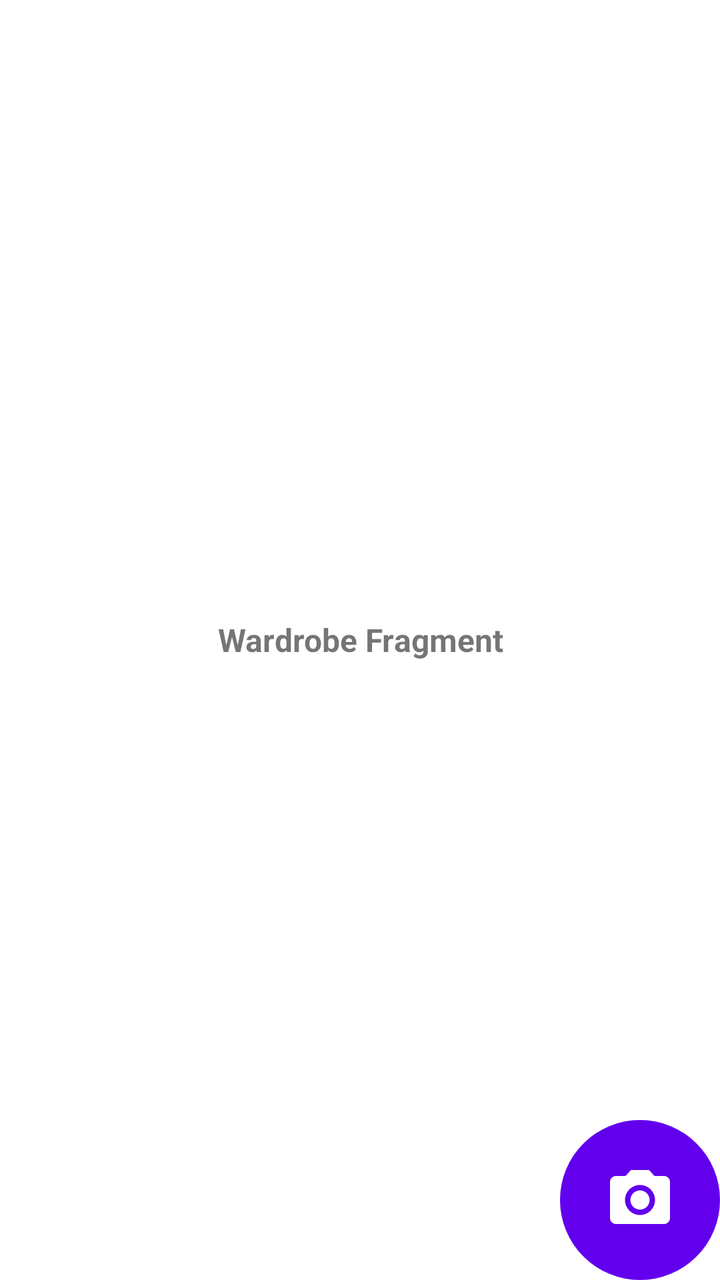
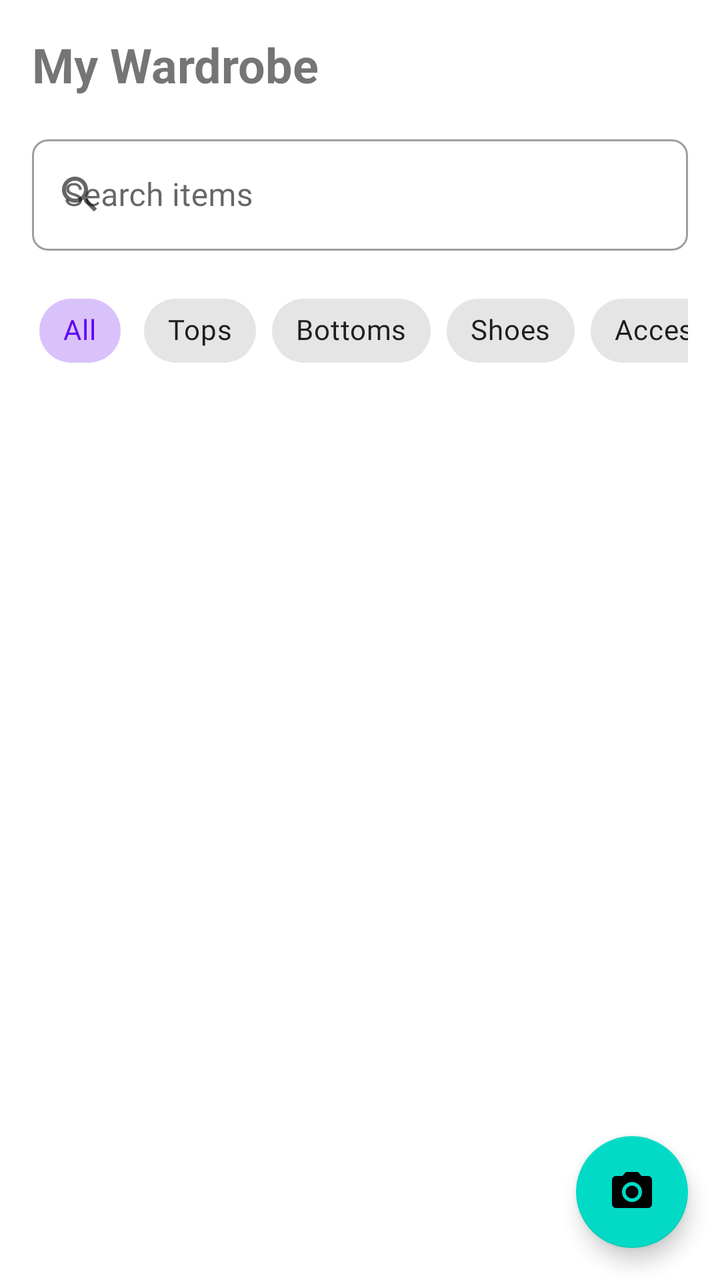

The first picture is an Android layout as it rendered before a commit; the second is the same layout after the commit. The layout source and the unified diff follow.
<!-- AndroidManifest.xml: application theme Theme.AuarAI -->
<!-- res/layout/fragment_wardrobe.xml -->
<?xml version="1.0" encoding="utf-8"?>
<FrameLayout xmlns:android="http://schemas.android.com/apk/res/android"
    xmlns:tools="http://schemas.android.com/tools"
    android:layout_width="match_parent"
    android:layout_height="match_parent"
    xmlns:app="http://schemas.android.com/apk/res-auto"
    tools:context=".fragments.wardrobe.WardrobeFragment">

    
    <TextView
        android:layout_width="match_parent"
        android:layout_height="match_parent"
        android:gravity="center"
        android:textStyle="bold"
        android:textSize="16sp"
        android:text="Wardrobe Fragment" />


    <ImageButton
        android:id="@+id/takePic"
        android:layout_width="80dp"
        android:layout_height="80dp"
        android:background="@drawable/circle_button_background"
        android:src="@drawable/baseline_photo_camera_24"
        android:scaleType="centerInside"
        android:padding="6dp"
        app:tint="@android:color/white"
        android:layout_gravity="bottom|end"
        />






</FrameLayout>
<!-- resources referenced by this layout -->
<resources>
  <!-- drawable baseline_photo_camera_24 (drawable) -->
  <vector xmlns:android="http://schemas.android.com/apk/res/android" android:height="36dp" android:tint="#FFFFFF" android:viewportHeight="24" android:viewportWidth="24" android:width="36dp">
        
      <path android:fillColor="@android:color/white" android:pathData="M12,12m-3.2,0a3.2,3.2 0,1 1,6.4 0a3.2,3.2 0,1 1,-6.4 0"/>
        
      <path android:fillColor="@android:color/white" android:pathData="M9,2L7.17,4L4,4c-1.1,0 -2,0.9 -2,2v12c0,1.1 0.9,2 2,2h16c1.1,0 2,-0.9 2,-2L22,6c0,-1.1 -0.9,-2 -2,-2h-3.17L15,2L9,2zM12,17c-2.76,0 -5,-2.24 -5,-5s2.24,-5 5,-5 5,2.24 5,5 -2.24,5 -5,5z"/>
      
  </vector>
  <!-- drawable circle_button_background (drawable) -->
  <shape xmlns:android="http://schemas.android.com/apk/res/android"
      android:shape="oval">
      <solid android:color="@color/primary_color"/>
  </shape>
  <style name="Theme.AuarAI" parent="Theme.MaterialComponents.DayNight.NoActionBar">
          
          <item name="colorPrimary">@color/primary_color</item>
          <item name="colorPrimaryVariant">@color/primary_variant</item>
          <item name="colorOnPrimary">@color/on_primary_light</item>
          
          
          <item name="colorSecondary">@color/secondary_color</item>
          <item name="colorSecondaryVariant">@color/secondary_variant</item>
          <item name="colorOnSecondary">@color/on_secondary_light</item>
          
          
          <item name="android:statusBarColor">@color/background_light</item>
          <item name="android:windowLightStatusBar">true</item>
          
          
          <item name="android:colorBackground">@color/background_light</item>
          <item name="colorSurface">@color/surface_light</item>
          <item name="colorOnBackground">@color/on_background_light</item>
          <item name="colorOnSurface">@color/on_surface_light</item>
          
          
          <item name="colorError">@color/error_light</item>
          <item name="colorOnError">@color/on_error_light</item>
          
          
          <item name="android:textColorPrimary">@color/text_primary_light</item>
          <item name="android:textColorSecondary">@color/text_secondary_light</item>
          <item name="android:textColorHint">@color/text_hint_light</item>
          
          
          <item name="cardBackgroundColor">@color/card_background_light</item>
          <item name="dividerColor">@color/divider_light</item>
          <item name="rippleColor">@color/ripple_light</item>
          
          
          <item name="shapeAppearanceSmallComponent">@style/ShapeAppearance.AuarAI.SmallComponent</item>
          <item name="shapeAppearanceMediumComponent">@style/ShapeAppearance.AuarAI.MediumComponent</item>
          <item name="shapeAppearanceLargeComponent">@style/ShapeAppearance.AuarAI.LargeComponent</item>
          
          
          <item name="textAppearanceHeadline1">@style/TextAppearance.AuarAI.Headline1</item>
          <item name="textAppearanceHeadline2">@style/TextAppearance.AuarAI.Headline2</item>
          <item name="textAppearanceHeadline3">@style/TextAppearance.AuarAI.Headline3</item>
          <item name="textAppearanceHeadline4">@style/TextAppearance.AuarAI.Headline4</item>
          <item name="textAppearanceHeadline5">@style/TextAppearance.AuarAI.Headline5</item>
          <item name="textAppearanceHeadline6">@style/TextAppearance.AuarAI.Headline6</item>
          <item name="textAppearanceSubtitle1">@style/TextAppearance.AuarAI.Subtitle1</item>
          <item name="textAppearanceSubtitle2">@style/TextAppearance.AuarAI.Subtitle2</item>
          <item name="textAppearanceBody1">@style/TextAppearance.AuarAI.Body1</item>
          <item name="textAppearanceBody2">@style/TextAppearance.AuarAI.Body2</item>
          <item name="textAppearanceButton">@style/TextAppearance.AuarAI.Button</item>
          <item name="textAppearanceCaption">@style/TextAppearance.AuarAI.Caption</item>
          <item name="textAppearanceOverline">@style/TextAppearance.AuarAI.Overline</item>
      </style>
  <!-- unchanged entries left out for length: 34 -->
</resources>

<!-- the commit's change to res/layout/fragment_wardrobe.xml (unified diff, before → after) -->
@@ -1,36 +1,123 @@
 <?xml version="1.0" encoding="utf-8"?>
-<FrameLayout xmlns:android="http://schemas.android.com/apk/res/android"
-    xmlns:tools="http://schemas.android.com/tools"
+<androidx.coordinatorlayout.widget.CoordinatorLayout xmlns:android="http://schemas.android.com/apk/res/android"
+    xmlns:app="http://schemas.android.com/apk/res-auto"
     android:layout_width="match_parent"
-    android:layout_height="match_parent"
-    xmlns:app="http://schemas.android.com/apk/res-auto"
-    tools:context=".fragments.wardrobe.WardrobeFragment">
+    android:layout_height="match_parent">
+
+    <androidx.core.widget.NestedScrollView
+        android:layout_width="match_parent"
+        android:layout_height="match_parent"
+        android:fillViewport="true">
+
+        <LinearLayout
+            android:layout_width="match_parent"
+            android:layout_height="wrap_content"
+            android:orientation="vertical"
+            android:padding="16dp">
+
+            
+            <TextView
+                android:layout_width="wrap_content"
+                android:layout_height="wrap_content"
+                android:text="My Wardrobe"
+                android:textSize="24sp"
+                android:textStyle="bold"
+                android:layout_marginBottom="16dp"/>
+
+            
+            <com.google.android.material.textfield.TextInputLayout
+                android:id="@+id/tilSearch"
+                android:layout_width="match_parent"
+                android:layout_height="wrap_content"
+                android:layout_marginBottom="16dp"
+                app:startIconDrawable="@drawable/ic_search"
+                style="@style/Widget.MaterialComponents.TextInputLayout.OutlinedBox">
+
+                <com.google.android.material.textfield.TextInputEditText
+                    android:id="@+id/etSearchWardrobe"
+                    android:layout_width="match_parent"
+                    android:layout_height="wrap_content"
+                    android:hint="Search items"
+                    android:inputType="text"
+                    android:maxLines="1"/>
+
+            </com.google.android.material.textfield.TextInputLayout>
+
+            
+            <HorizontalScrollView
+                android:layout_width="match_parent"
+                android:layout_height="wrap_content"
+                android:layout_marginBottom="16dp"
+                android:scrollbars="none">
+
+                <com.google.android.material.chip.ChipGroup
+                    android:id="@+id/chipGroupCategories"
+                    android:layout_width="wrap_content"
+                    android:layout_height="wrap_content"
+                    app:singleSelection="true"
+                    app:selectionRequired="true">
+
+                    <com.google.android.material.chip.Chip
+                        android:id="@+id/chipAll"
+                        android:layout_width="wrap_content"
+                        android:layout_height="wrap_content"
+                        android:text="All"
+                        android:checked="true"
+                        style="@style/Widget.MaterialComponents.Chip.Choice"/>
+
+                    <com.google.android.material.chip.Chip
+                        android:id="@+id/chipTops"
+                        android:layout_width="wrap_content"
+                        android:layout_height="wrap_content"
+                        android:text="Tops"
+                        style="@style/Widget.MaterialComponents.Chip.Choice"/>
+
+                    <com.google.android.material.chip.Chip
+                        android:id="@+id/chipBottoms"
+                        android:layout_width="wrap_content"
+                        android:layout_height="wrap_content"
+                        android:text="Bottoms"
+                        style="@style/Widget.MaterialComponents.Chip.Choice"/>
+
+                    <com.google.android.material.chip.Chip
+                        android:id="@+id/chipShoes"
+                        android:layout_width="wrap_content"
+                        android:layout_height="wrap_content"
+                        android:text="Shoes"
+                        style="@style/Widget.MaterialComponents.Chip.Choice"/>
+
+                    <com.google.android.material.chip.Chip
+                        android:id="@+id/chipAccessories"
+                        android:layout_width="wrap_content"
+                        android:layout_height="wrap_content"
+                        android:text="Accessories"
+                        style="@style/Widget.MaterialComponents.Chip.Choice"/>
+
+                </com.google.android.material.chip.ChipGroup>
+
+            </HorizontalScrollView>
+
+            
+            <androidx.recyclerview.widget.RecyclerView
+                android:id="@+id/rvWardrobe"
+                android:layout_width="match_parent"
+                android:layout_height="0dp"
+                android:layout_weight="1"
+                android:clipToPadding="false"
+                android:paddingBottom="80dp"/>
+
+        </LinearLayout>
+
+    </androidx.core.widget.NestedScrollView>
 
     
-    <TextView
-        android:layout_width="match_parent"
-        android:layout_height="match_parent"
-        android:gravity="center"
-        android:textStyle="bold"
-        android:textSize="16sp"
-        android:text="Wardrobe Fragment" />
+    <com.google.android.material.floatingactionbutton.FloatingActionButton
+        android:id="@+id/btnTakePic"
+        android:layout_width="wrap_content"
+        android:layout_height="wrap_content"
+        android:layout_gravity="bottom|end"
+        android:layout_margin="16dp"
+        android:contentDescription="Take a photo"
+        app:srcCompat="@drawable/ic_camera"/>
 
-
-    <ImageButton
-        android:id="@+id/takePic"
-        android:layout_width="80dp"
-        android:layout_height="80dp"
-        android:background="@drawable/circle_button_background"
-        android:src="@drawable/baseline_photo_camera_24"
-        android:scaleType="centerInside"
-        android:padding="6dp"
-        app:tint="@android:color/white"
-        android:layout_gravity="bottom|end"
-        />
-
-
-
-
-
-
-</FrameLayout>
+</androidx.coordinatorlayout.widget.CoordinatorLayout>
<!-- resource entries referenced after the edit -->
@@ -1,18 +1,31 @@
 <!-- resources referenced by this layout -->
 <resources>
-  <!-- drawable baseline_photo_camera_24 (drawable) -->
-  <vector xmlns:android="http://schemas.android.com/apk/res/android" android:height="36dp" android:tint="#FFFFFF" android:viewportHeight="24" android:viewportWidth="24" android:width="36dp">
-        
-      <path android:fillColor="@android:color/white" android:pathData="M12,12m-3.2,0a3.2,3.2 0,1 1,6.4 0a3.2,3.2 0,1 1,-6.4 0"/>
-        
-      <path android:fillColor="@android:color/white" android:pathData="M9,2L7.17,4L4,4c-1.1,0 -2,0.9 -2,2v12c0,1.1 0.9,2 2,2h16c1.1,0 2,-0.9 2,-2L22,6c0,-1.1 -0.9,-2 -2,-2h-3.17L15,2L9,2zM12,17c-2.76,0 -5,-2.24 -5,-5s2.24,-5 5,-5 5,2.24 5,5 -2.24,5 -5,5z"/>
-      
+  <!-- drawable ic_camera (drawable) -->
+  <?xml version="1.0" encoding="utf-8"?>
+  <vector xmlns:android="http://schemas.android.com/apk/res/android"
+      android:width="24dp"
+      android:height="24dp"
+      android:viewportWidth="24"
+      android:viewportHeight="24"
+      android:tint="?attr/colorControlNormal">
+      <path
+          android:fillColor="@android:color/white"
+          android:pathData="M12,12m-3.2,0a3.2,3.2 0,1 1,6.4 0a3.2,3.2 0,1 1,-6.4 0"/>
+      <path
+          android:fillColor="@android:color/white"
+          android:pathData="M9,2L7.17,4L4,4c-1.1,0 -2,0.9 -2,2v12c0,1.1 0.9,2 2,2h16c1.1,0 2,-0.9 2,-2L22,6c0,-1.1 -0.9,-2 -2,-2h-3.17L15,2L9,2zM12,17c-2.76,0 -5,-2.24 -5,-5s2.24,-5 5,-5 5,2.24 5,5 -2.24,5 -5,5z"/>
   </vector>
-  <!-- drawable circle_button_background (drawable) -->
-  <shape xmlns:android="http://schemas.android.com/apk/res/android"
-      android:shape="oval">
-      <solid android:color="@color/primary_color"/>
-  </shape>
+  <!-- drawable ic_search (drawable) -->
+  <?xml version="1.0" encoding="utf-8"?>
+  <vector xmlns:android="http://schemas.android.com/apk/res/android"
+      android:width="24dp"
+      android:height="24dp"
+      android:viewportWidth="24"
+      android:viewportHeight="24">
+      <path
+          android:fillColor="@color/search_icon_color"
+          android:pathData="M15.5,14h-0.79l-0.28,-0.27C15.41,12.59 16,11.11 16,9.5 16,5.91 13.09,3 9.5,3S3,5.91 3,9.5 5.91,16 9.5,16c1.61,0 3.09,-0.59 4.23,-1.57l0.27,0.28v0.79l5,4.99L20.49,19l-4.99,-5zM9.5,14C7.01,14 5,11.99 5,9.5S7.01,5 9.5,5 14,7.01 14,9.5 11.99,14 9.5,14z"/>
+  </vector>
   <style name="Theme.AuarAI" parent="Theme.MaterialComponents.DayNight.NoActionBar">
           
           <item name="colorPrimary">@color/primary_color</item>
@@ -25,8 +38,10 @@
           <item name="colorOnSecondary">@color/on_secondary_light</item>
           
           
-          <item name="android:statusBarColor">@color/background_light</item>
+          <item name="android:statusBarColor">@android:color/transparent</item>
           <item name="android:windowLightStatusBar">true</item>
+          <item name="android:windowTranslucentStatus">true</item>
+          <item name="android:windowTranslucentNavigation">true</item>
           
           
           <item name="android:colorBackground">@color/background_light</item>
@@ -68,6 +83,7 @@
           <item name="textAppearanceCaption">@style/TextAppearance.AuarAI.Caption</item>
           <item name="textAppearanceOverline">@style/TextAppearance.AuarAI.Overline</item>
       </style>
+  <color name="search_icon_color">@color/primary_color</color>
   <!-- unchanged entries left out for length: 34 -->
 </resources>
 
